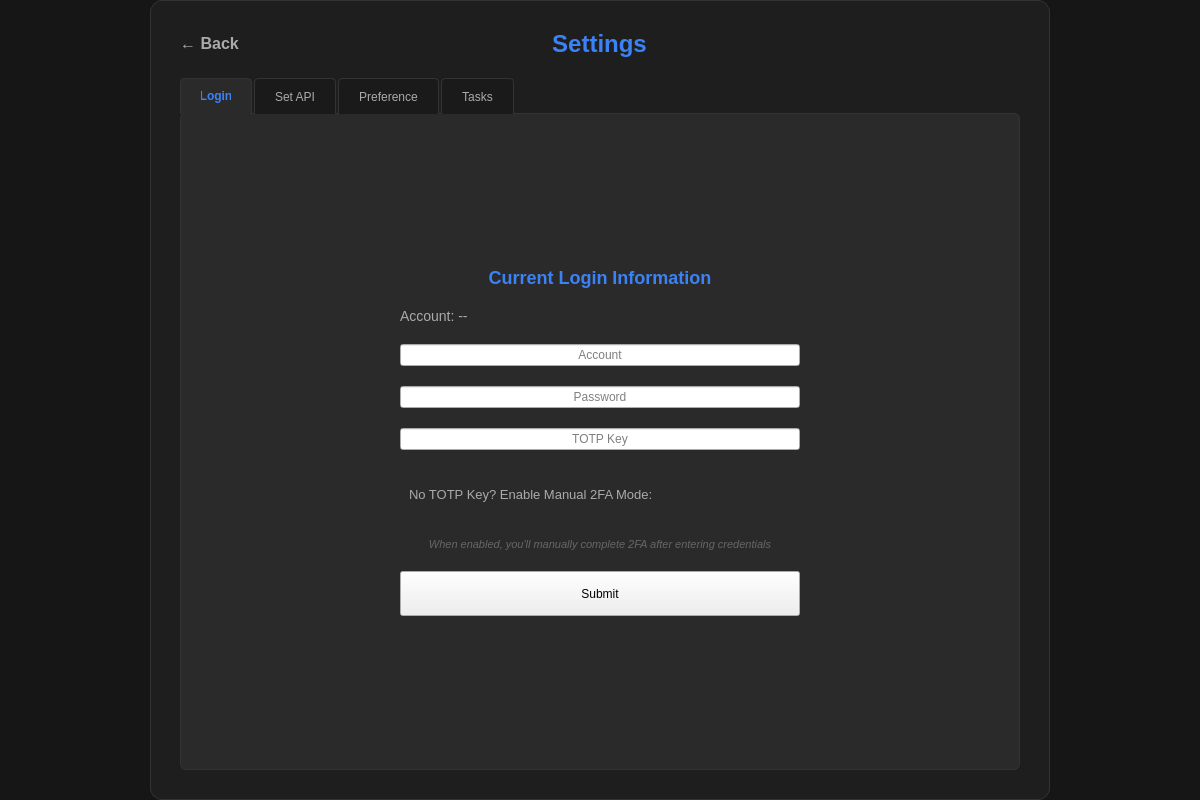
Above: gui/ui/settings_overlay.ui from s1lently/canvas_decon before the change. Below: the same form after it.
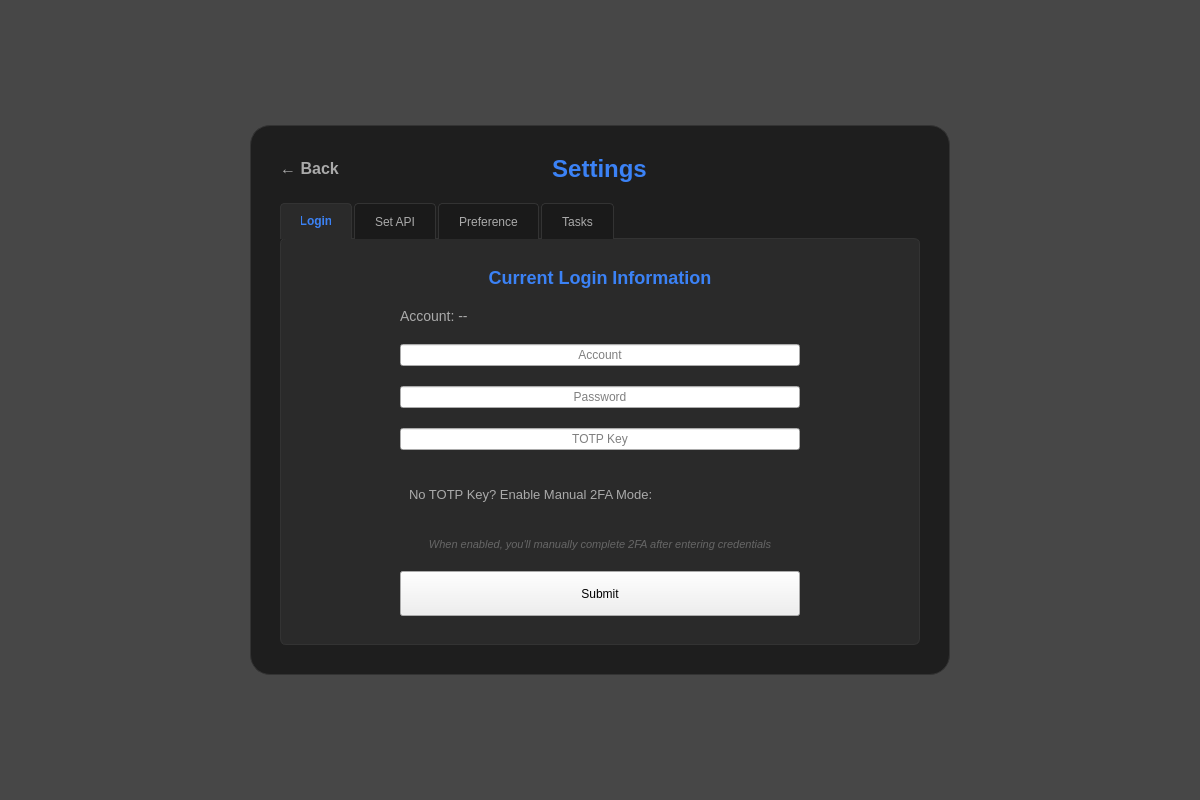
That is the form after the change.

Diff of the .ui file:
```diff
--- a/gui/ui/settings_overlay.ui
+++ b/gui/ui/settings_overlay.ui
@@ -15,11 +15,11 @@
   </property>
   <property name="styleSheet">
    <string>QWidget#SettingsOverlay {
-    background-color: rgba(10, 10, 10, 200);
+    background-color: rgba(0, 0, 0, 120);
    }
    QWidget#contentContainer {
     background-color: #1e1e1e;
-    border-radius: 12px;
+    border-radius: 20px;
     border: 1px solid #333;
    }
    QLabel {
@@ -28,6 +28,12 @@
    QWidget#headerRightPlaceholder, QWidget#manualModeTogglePlaceholder {
     background-color: transparent;
    }
+   QSpacerItem {
+    background-color: transparent;
+   }
+   QVBoxLayout, QHBoxLayout {
+    background-color: transparent;
+   }
    QPushButton#backBtn {
     background-color: transparent;
     border: none;
@@ -87,7 +93,20 @@
     <number>0</number>
    </property>
    <item>
-    <layout class="QHBoxLayout" name="centeringLayout">
+    <spacer name="topSpacer">
+     <property name="orientation">
+      <enum>Qt::Vertical</enum>
+     </property>
+     <property name="sizeHint" stdset="0">
+      <size>
+       <width>20</width>
+       <height>40</height>
+      </size>
+     </property>
+    </spacer>
+   </item>
+   <item>
+    <layout class="QHBoxLayout" name="horizontalLayout">
      <item>
       <spacer name="leftSpacer">
        <property name="orientation">
@@ -105,14 +124,14 @@
       <widget class="QWidget" name="contentContainer">
        <property name="minimumSize">
         <size>
-         <width>900</width>
-         <height>700</height>
+         <width>700</width>
+         <height>550</height>
         </size>
        </property>
        <property name="maximumSize">
         <size>
-         <width>1000</width>
-         <height>800</height>
+         <width>700</width>
+         <height>550</height>
         </size>
        </property>
        <layout class="QVBoxLayout" name="contentLayout">
@@ -827,6 +846,19 @@
      </item>
     </layout>
    </item>
+   <item>
+    <spacer name="bottomSpacer">
+     <property name="orientation">
+      <enum>Qt::Vertical</enum>
+     </property>
+     <property name="sizeHint" stdset="0">
+      <size>
+       <width>20</width>
+       <height>40</height>
+      </size>
+     </property>
+    </spacer>
+   </item>
   </layout>
  </widget>
  <resources/>
```
